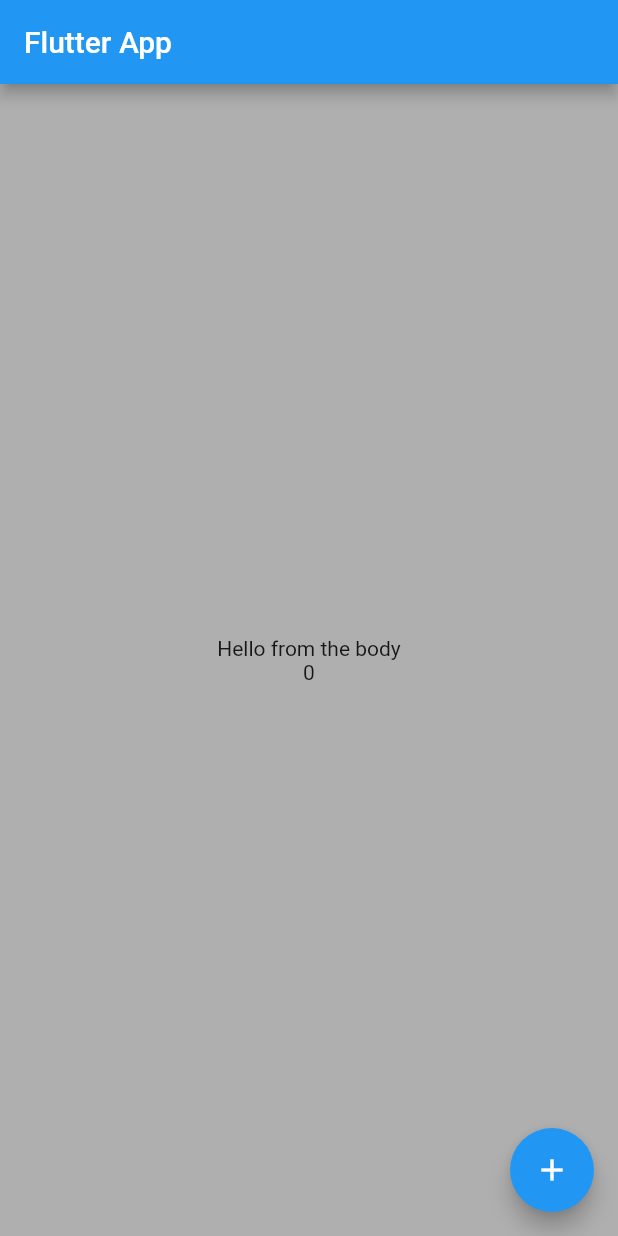
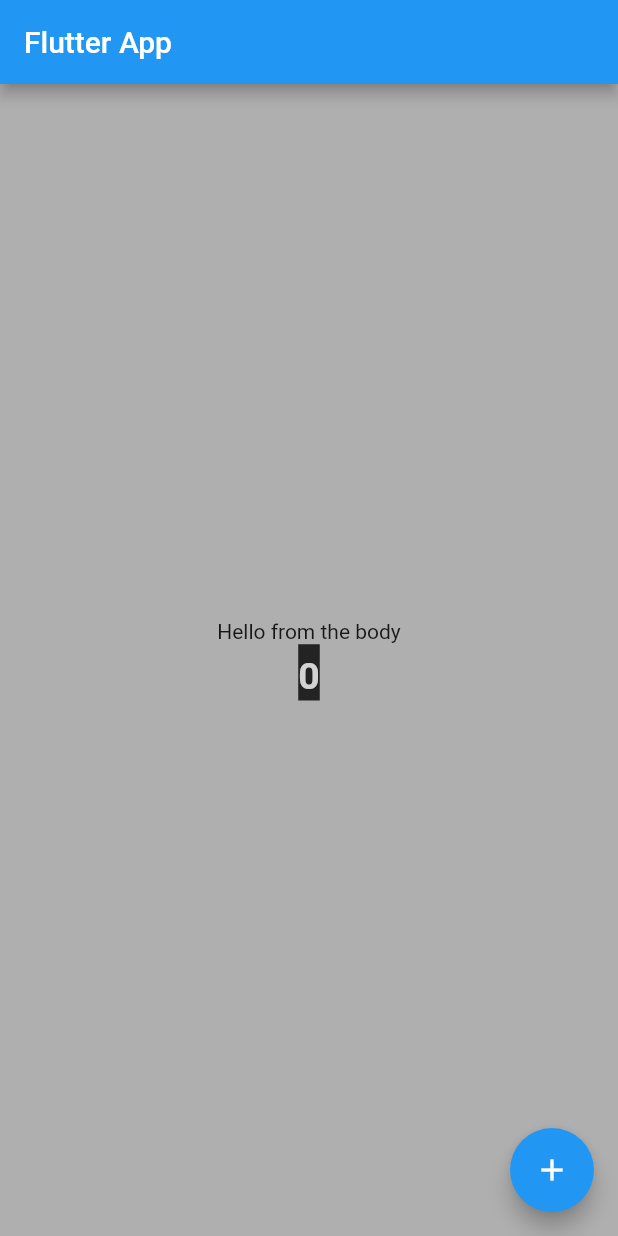
Before and after one commit to fatmata597/flutter-mobile-development, a Flutter app: the screen it shows after launch, on a phone screen of 412 x 824 dp. Run offline on Flutter 3.47's test engine with Material 2 defaults, Android fonts, the phone set to English and light mode, and no system bars.

Commit message:
decorate text

```diff
--- a/app_01/lib/main.dart
+++ b/app_01/lib/main.dart
@@ -161,7 +161,16 @@
           mainAxisAlignment: MainAxisAlignment.center,
           children: [
             Text('Hello from the body'),
-            Text('$_counter'),
+            Text(
+              '$_counter',
+              style: TextStyle(
+                color: Color.fromRGBO(255, 255, 255, .8),
+                fontSize: 25,
+                backgroundColor: Color.fromRGBO(0, 0, 0, .8),
+                fontWeight: FontWeight.bold,
+                height: 1.5,
+              ),
+            ),
           ],
         ),
       ),
```
